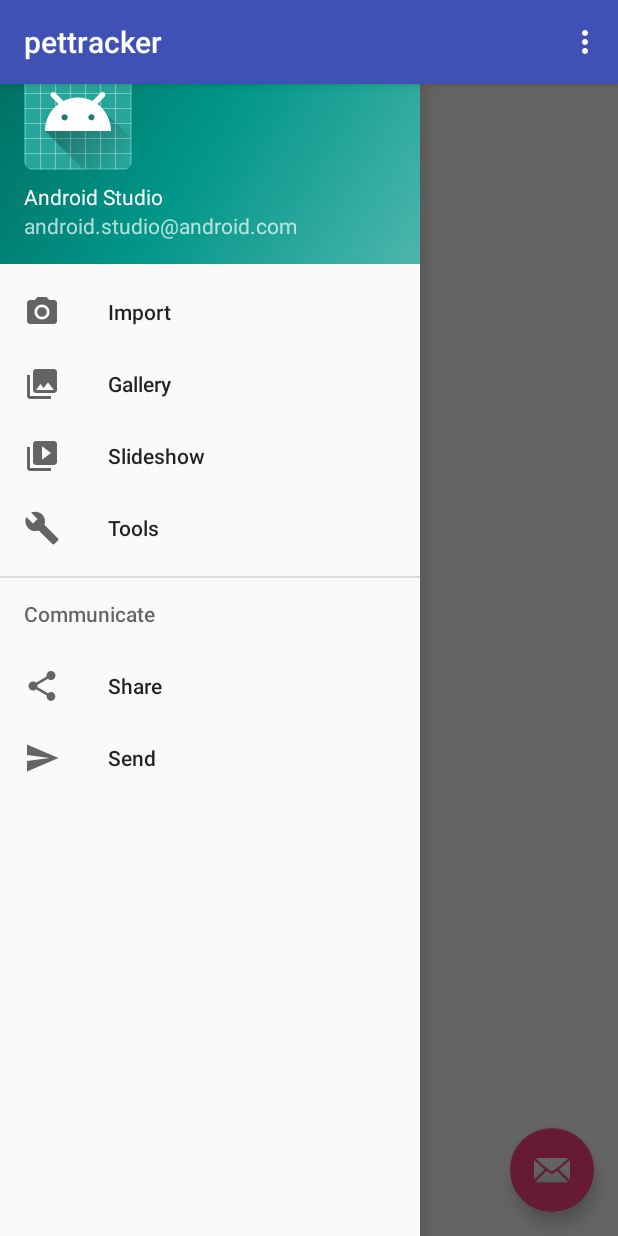
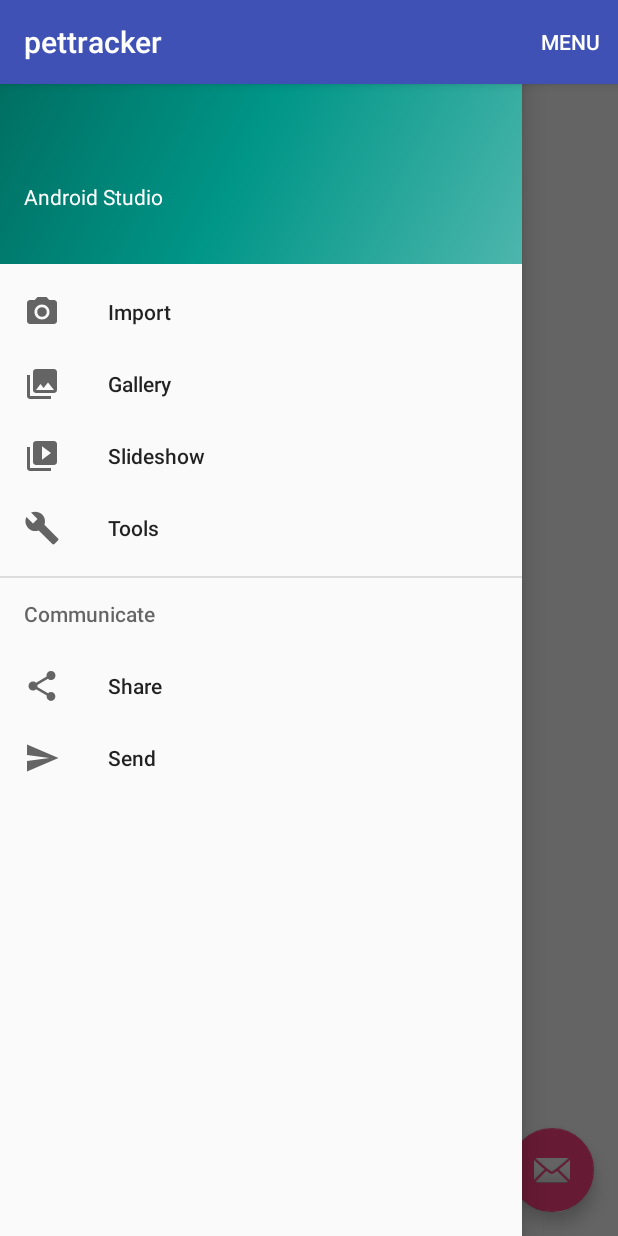
Before and after one commit to moosiklava/cmps121, an Android app: the screen it shows after launch once a user with an empty profile is signed in (MainMenuFinal), with the side drawer open, on a phone screen of 412 x 824 dp. Run offline under Robolectric (Android 15) with nearby library versions, the phone set to English and light mode, and no system bars; our stand-ins replace Firebase (no records; nobody signed in at launch, a user with empty details on screens opened directly).

Commit message:
email and drawer stuffs

```diff
--- a/app/src/main/java/com/example/mdelc/pettracker/MainMenuFinal.java
+++ b/app/src/main/java/com/example/mdelc/pettracker/MainMenuFinal.java
@@ -1,5 +1,6 @@
 package com.example.mdelc.pettracker;
 
+import android.content.Intent;
 import android.os.Bundle;
 import android.support.design.widget.FloatingActionButton;
 import android.support.design.widget.Snackbar;
@@ -12,15 +13,27 @@ import android.support.v7.app.AppCompatActivity;
 import android.support.v7.widget.Toolbar;
 import android.view.Menu;
 import android.view.MenuItem;
+import android.widget.Button;
+import android.widget.TextView;
+import android.widget.Toast;
+
+import com.google.firebase.auth.FirebaseAuth;
+import com.google.firebase.auth.FirebaseUser;
+import com.google.firebase.database.FirebaseDatabase;
 
 public class MainMenuFinal extends AppCompatActivity
         implements NavigationView.OnNavigationItemSelectedListener {
+    private FirebaseDatabase firebaseDatabase;
+    private FirebaseAuth firebaseAuth;
+
+    //TextView uemail = (TextView) findViewById(R.id.usremail);
 
     @Override
     protected void onCreate(Bundle savedInstanceState) {
         super.onCreate(savedInstanceState);
         setContentView(R.layout.activity_main_menu_final);
         Toolbar toolbar = (Toolbar) findViewById(R.id.action_settings);
+        //uemail.setText("blubber");
 
         FloatingActionButton fab = (FloatingActionButton) findViewById(R.id.fab);
         fab.setOnClickListener(new View.OnClickListener() {
@@ -39,6 +52,12 @@ public class MainMenuFinal extends AppCompatActivity
 
         NavigationView navigationView = (NavigationView) findViewById(R.id.nav_view);
         navigationView.setNavigationItemSelectedListener(this);
+        View headerView = navigationView.getHeaderView(0);
+        TextView navUsername = (TextView) headerView.findViewById(R.id.usremail);
+
+        firebaseAuth = firebaseAuth.getInstance();
+        FirebaseUser user = firebaseAuth.getCurrentUser();
+        navUsername.setText(user.getEmail()+"\n");
     }
 
     @Override
@@ -67,6 +86,9 @@ public class MainMenuFinal extends AppCompatActivity
 
         //noinspection SimplifiableIfStatement
         if (id == R.id.action_settings) {
+            //Toast.makeText(this, "WHAAAAAAAAAAAAAAAAAAAAT", Toast.LENGTH_LONG).show();
+            DrawerLayout drawer = (DrawerLayout) findViewById(R.id.drawer_layout);
+            drawer.openDrawer(GravityCompat.START);
             return true;
         }
 
@@ -77,6 +99,12 @@ public class MainMenuFinal extends AppCompatActivity
     @Override
     public boolean onNavigationItemSelected(MenuItem item) {
         // Handle navigation view item clicks here.
+/* NavigationView navigationView = (NavigationView) findViewById(R.id.nav_view);
+        View headerView = navigationView.getHeaderView(0);
+        TextView navUsername = (TextView) headerView.findViewById(R.id.usremail);
+        navUsername.setText("MOOOOOOOOOOOOOOOOO");*/
+
+
         int id = item.getItemId();
 
         if (id == R.id.nav_camera) {
--- a/app/src/main/res/layout/activity_main_menu_final.xml
+++ b/app/src/main/res/layout/activity_main_menu_final.xml
@@ -6,6 +6,7 @@
     android:layout_width="match_parent"
     android:layout_height="match_parent"
     android:fitsSystemWindows="true"
+    android:layout_gravity="bottom"
     tools:openDrawer="start">
 
     <include
@@ -15,7 +16,7 @@
 
     <android.support.design.widget.NavigationView
         android:id="@+id/nav_view"
-        android:layout_width="wrap_content"
+        android:layout_width="match_parent"
         android:layout_height="match_parent"
         android:layout_gravity="start"
         android:fitsSystemWindows="true"
--- a/app/src/main/res/layout/nav_header_main_menu_final.xml
+++ b/app/src/main/res/layout/nav_header_main_menu_final.xml
@@ -12,12 +12,7 @@
     android:paddingTop="@dimen/activity_vertical_margin"
     android:theme="@style/ThemeOverlay.AppCompat.Dark">
 
-    <ImageView
-        android:id="@+id/imageView"
-        android:layout_width="wrap_content"
-        android:layout_height="wrap_content"
-        android:paddingTop="@dimen/nav_header_vertical_spacing"
-        app:srcCompat="@mipmap/ic_launcher_round" />
+
 
     <TextView
         android:layout_width="match_parent"
@@ -27,9 +22,10 @@
         android:textAppearance="@style/TextAppearance.AppCompat.Body1" />
 
     <TextView
-        android:id="@+id/textView"
+        android:id="@+id/usremail"
         android:layout_width="wrap_content"
         android:layout_height="wrap_content"
-        android:text="android.studio@android.com" />
+        android:text=""
+        />
 
 </LinearLayout>
--- a/app/src/main/res/menu/main_menu_final.xml
+++ b/app/src/main/res/menu/main_menu_final.xml
@@ -6,6 +6,6 @@
         android:id="@+id/action_settings"
         android:orderInCategory="100"
         android:title="@string/action_settings"
-        app:showAsAction="never" />
+        app:showAsAction="always" />
 
 </menu>
--- a/app/src/main/res/values/dimens.xml
+++ b/app/src/main/res/values/dimens.xml
@@ -1,7 +1,7 @@
 <resources>
     <!-- Default screen margins, per the Android Design guidelines. -->
     <dimen name="activity_horizontal_margin">16dp</dimen>
-    <dimen name="activity_vertical_margin">16dp</dimen>
+    <dimen name="activity_vertical_margin">0dp</dimen>
     <dimen name="nav_header_vertical_spacing">8dp</dimen>
     <dimen name="nav_header_height">176dp</dimen>
     <dimen name="fab_margin">16dp</dimen>
--- a/app/src/main/res/values/strings.xml
+++ b/app/src/main/res/values/strings.xml
@@ -4,6 +4,6 @@
     <string name="empty_pet_task">Tap to create today\'s first task!</string>
     <string name="navigation_drawer_open">Open navigation drawer</string>
     <string name="navigation_drawer_close">Close navigation drawer</string>
-    <string name="action_settings">Settings</string>
+    <string name="action_settings">Menu</string>
 
 </resources>
```
